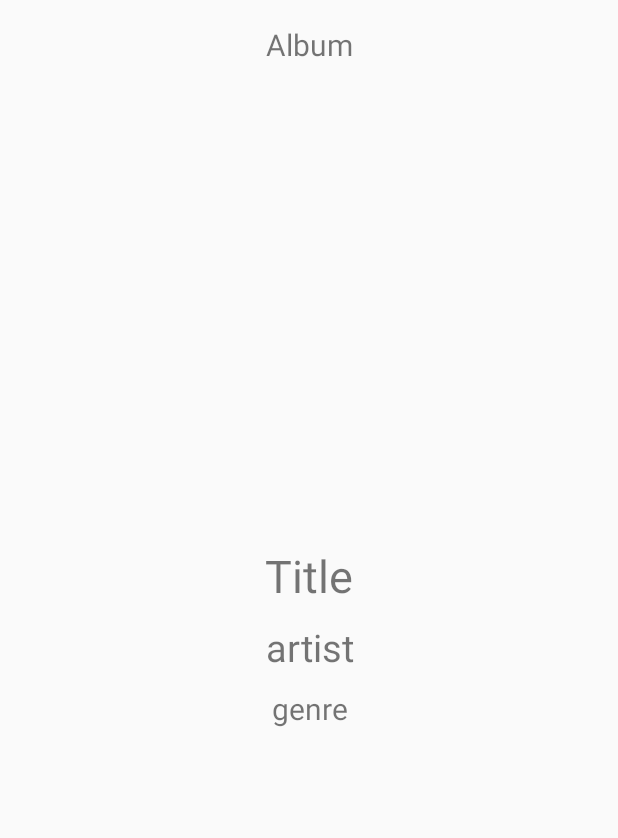
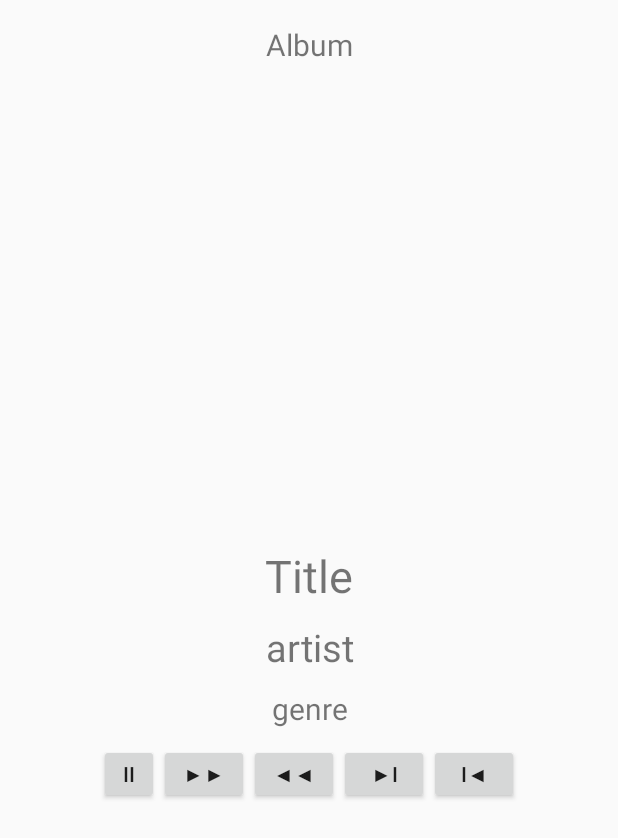
Before and after one commit to Aniruddha-Deb/Jukebox, an Android app: the layout activity_player_xhdpi.xml on its own in the app's theme, with its tools: preview values and no code run, on a phone screen of 412 x 824 dp. Shown: the top 838 px of the screen. Run offline under Robolectric (Android 15) with nearby library versions, the phone set to English and light mode, and no system bars.

Commit message:
fixed critical bug preventing program from working on xhdpi+ devices

```diff
--- a/app/src/main/res/layout/activity_player.xml
+++ b/app/src/main/res/layout/activity_player.xml
@@ -74,8 +74,9 @@
         android:layout_height="10dp" />
 
     <GridLayout
-        android:layout_width="match_parent"
-        android:layout_height="match_parent">
+        android:layout_width="wrap_content"
+        android:layout_height="match_parent"
+        android:layout_gravity="center">
 
         <Button
             android:layout_width="40dp"
--- a/app/src/main/res/layout/activity_player_xhdpi.xml
+++ b/app/src/main/res/layout/activity_player_xhdpi.xml
@@ -73,10 +73,43 @@
         android:layout_width="match_parent"
         android:layout_height="10dp" />
 
-    <Space
-        android:layout_width="match_parent"
-        android:layout_height="100dp"
-        android:id="@+id/media_controller_view"/>
+    <GridLayout
+        android:layout_width="wrap_content"
+        android:layout_height="match_parent"
+        android:layout_gravity="center">
+
+        <Button
+            android:layout_width="40dp"
+            android:layout_height="40dp"
+            android:text="ii"
+            android:onClick="pause"/>
+
+        <Button
+            android:layout_width="60dp"
+            android:layout_height="40dp"
+            android:text="▶▶"
+            android:onClick="fastForward"/>
+
+        <Button
+            android:layout_width="60dp"
+            android:layout_height="40dp"
+            android:text="◀◀"
+            android:onClick="rewind"/>
+
+        <Button
+            android:layout_width="60dp"
+            android:layout_height="40dp"
+            android:text="▶i"
+            android:onClick="nextSong"/>
+
+        <Button
+            android:layout_width="60dp"
+            android:layout_height="40dp"
+            android:text="i◀"
+            android:onClick="previousSong"/>
+
+    </GridLayout>
+
 
 
 </LinearLayout>
```
